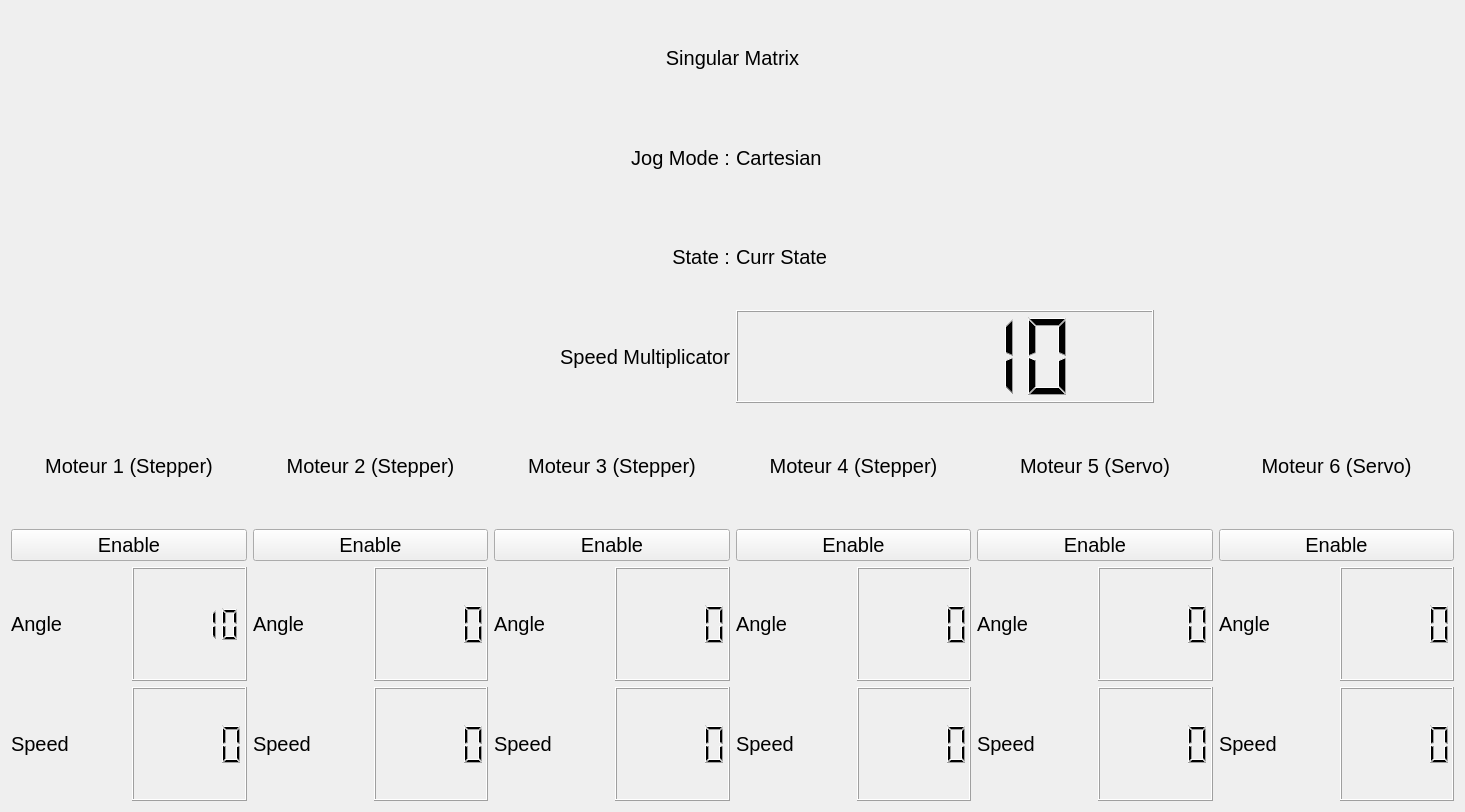
Qt form rover_arm_gui/resource/rover_arm_gui.ui (robotique-udes/rover) before a commit.
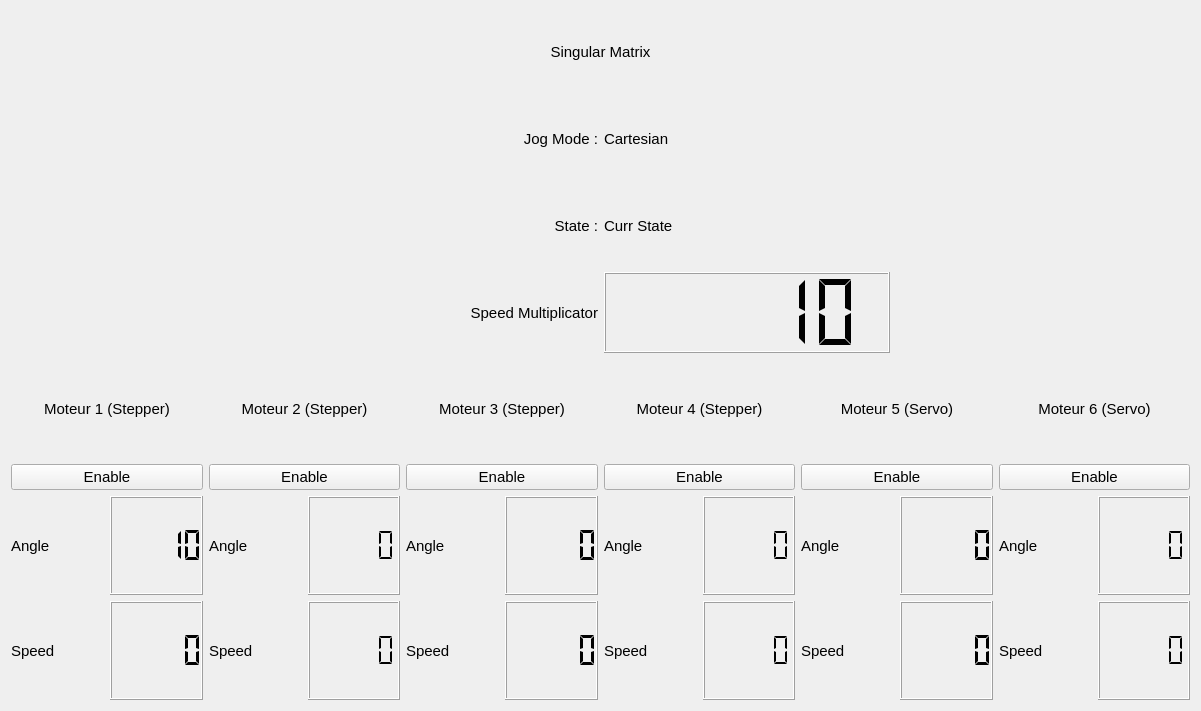
The same form after that commit.

Commit message: Added gui_cmd publisher

```diff
--- a/rover_arm_gui/resource/rover_arm_gui.ui
+++ b/rover_arm_gui/resource/rover_arm_gui.ui
@@ -9,13 +9,13 @@
    <rect>
     <x>0</x>
     <y>0</y>
-    <width>1465</width>
-    <height>812</height>
+    <width>1201</width>
+    <height>711</height>
    </rect>
   </property>
   <property name="font">
    <font>
-    <pointsize>15</pointsize>
+    <pointsize>11</pointsize>
    </font>
   </property>
   <property name="contextMenuPolicy">
@@ -51,6 +51,21 @@
              <property name="text">
               <string>Enable</string>
              </property>
+             <property name="checkable">
+              <bool>true</bool>
+             </property>
+             <property name="checked">
+              <bool>false</bool>
+             </property>
+             <property name="autoDefault">
+              <bool>false</bool>
+             </property>
+             <property name="default">
+              <bool>false</bool>
+             </property>
+             <property name="flat">
+              <bool>false</bool>
+             </property>
             </widget>
            </item>
           </layout>
@@ -67,13 +82,16 @@
            <item>
             <widget class="QLCDNumber" name="j1_currAngle">
              <property name="smallDecimalPoint">
-              <bool>true</bool>
+              <bool>false</bool>
              </property>
              <property name="digitCount">
               <number>5</number>
              </property>
+             <property name="segmentStyle">
+              <enum>QLCDNumber::Flat</enum>
+             </property>
              <property name="value" stdset="0">
-              <double>9.888888000000000</double>
+              <double>10.000000000000000</double>
              </property>
              <property name="intValue" stdset="0">
               <number>10</number>
@@ -92,7 +110,11 @@
             </widget>
            </item>
            <item>
-            <widget class="QLCDNumber" name="j1_currSpeed"/>
+            <widget class="QLCDNumber" name="j1_currSpeed">
+             <property name="segmentStyle">
+              <enum>QLCDNumber::Flat</enum>
+             </property>
+            </widget>
            </item>
           </layout>
          </item>
@@ -117,6 +139,9 @@
              <property name="text">
               <string>Enable</string>
              </property>
+             <property name="checkable">
+              <bool>true</bool>
+             </property>
             </widget>
            </item>
           </layout>
@@ -131,7 +156,11 @@
             </widget>
            </item>
            <item>
-            <widget class="QLCDNumber" name="j2_currAngle"/>
+            <widget class="QLCDNumber" name="j2_currAngle">
+             <property name="segmentStyle">
+              <enum>QLCDNumber::Flat</enum>
+             </property>
+            </widget>
            </item>
           </layout>
          </item>
@@ -145,7 +174,11 @@
             </widget>
            </item>
            <item>
-            <widget class="QLCDNumber" name="j2_currSpeed"/>
+            <widget class="QLCDNumber" name="j2_currSpeed">
+             <property name="segmentStyle">
+              <enum>QLCDNumber::Flat</enum>
+             </property>
+            </widget>
            </item>
           </layout>
          </item>
@@ -170,6 +203,9 @@
              <property name="text">
               <string>Enable</string>
              </property>
+             <property name="checkable">
+              <bool>true</bool>
+             </property>
             </widget>
            </item>
           </layout>
@@ -184,7 +220,11 @@
             </widget>
            </item>
            <item>
-            <widget class="QLCDNumber" name="j3_currAngle"/>
+            <widget class="QLCDNumber" name="j3_currAngle">
+             <property name="segmentStyle">
+              <enum>QLCDNumber::Flat</enum>
+             </property>
+            </widget>
            </item>
           </layout>
          </item>
@@ -198,7 +238,11 @@
             </widget>
            </item>
            <item>
-            <widget class="QLCDNumber" name="j3_currSpeed"/>
+            <widget class="QLCDNumber" name="j3_currSpeed">
+             <property name="segmentStyle">
+              <enum>QLCDNumber::Flat</enum>
+             </property>
+            </widget>
            </item>
           </layout>
          </item>
@@ -223,6 +267,9 @@
              <property name="text">
               <string>Enable</string>
              </property>
+             <property name="checkable">
+              <bool>true</bool>
+             </property>
             </widget>
            </item>
           </layout>
@@ -237,7 +284,11 @@
             </widget>
            </item>
            <item>
-            <widget class="QLCDNumber" name="j4_currAngle"/>
+            <widget class="QLCDNumber" name="j4_currAngle">
+             <property name="segmentStyle">
+              <enum>QLCDNumber::Flat</enum>
+             </property>
+            </widget>
            </item>
           </layout>
          </item>
@@ -251,7 +302,11 @@
             </widget>
            </item>
            <item>
-            <widget class="QLCDNumber" name="j4_currSpeed"/>
+            <widget class="QLCDNumber" name="j4_currSpeed">
+             <property name="segmentStyle">
+              <enum>QLCDNumber::Flat</enum>
+             </property>
+            </widget>
            </item>
           </layout>
          </item>
@@ -276,6 +331,9 @@
              <property name="text">
               <string>Enable</string>
              </property>
+             <property name="checkable">
+              <bool>true</bool>
+             </property>
             </widget>
            </item>
           </layout>
@@ -290,7 +348,11 @@
             </widget>
            </item>
            <item>
-            <widget class="QLCDNumber" name="j1_currSpeed_18"/>
+            <widget class="QLCDNumber" name="j1_currSpeed_18">
+             <property name="segmentStyle">
+              <enum>QLCDNumber::Flat</enum>
+             </property>
+            </widget>
            </item>
           </layout>
          </item>
@@ -304,7 +366,11 @@
             </widget>
            </item>
            <item>
-            <widget class="QLCDNumber" name="j1_currSpeed_19"/>
+            <widget class="QLCDNumber" name="j1_currSpeed_19">
+             <property name="segmentStyle">
+              <enum>QLCDNumber::Flat</enum>
+             </property>
+            </widget>
            </item>
           </layout>
          </item>
@@ -329,6 +395,9 @@
              <property name="text">
               <string>Enable</string>
              </property>
+             <property name="checkable">
+              <bool>true</bool>
+             </property>
             </widget>
            </item>
           </layout>
@@ -343,7 +412,11 @@
             </widget>
            </item>
            <item>
-            <widget class="QLCDNumber" name="j1_currSpeed_4"/>
+            <widget class="QLCDNumber" name="j1_currSpeed_4">
+             <property name="segmentStyle">
+              <enum>QLCDNumber::Flat</enum>
+             </property>
+            </widget>
            </item>
           </layout>
          </item>
@@ -357,7 +430,11 @@
             </widget>
            </item>
            <item>
-            <widget class="QLCDNumber" name="j1_currSpeed_5"/>
+            <widget class="QLCDNumber" name="j1_currSpeed_5">
+             <property name="segmentStyle">
+              <enum>QLCDNumber::Flat</enum>
+             </property>
+            </widget>
            </item>
           </layout>
          </item>
@@ -475,6 +552,9 @@
              <property name="digitCount">
               <number>5</number>
              </property>
+             <property name="segmentStyle">
+              <enum>QLCDNumber::Flat</enum>
+             </property>
              <property name="value" stdset="0">
               <double>10.000000000000000</double>
              </property>
```
The commit also changes 1 other file.
